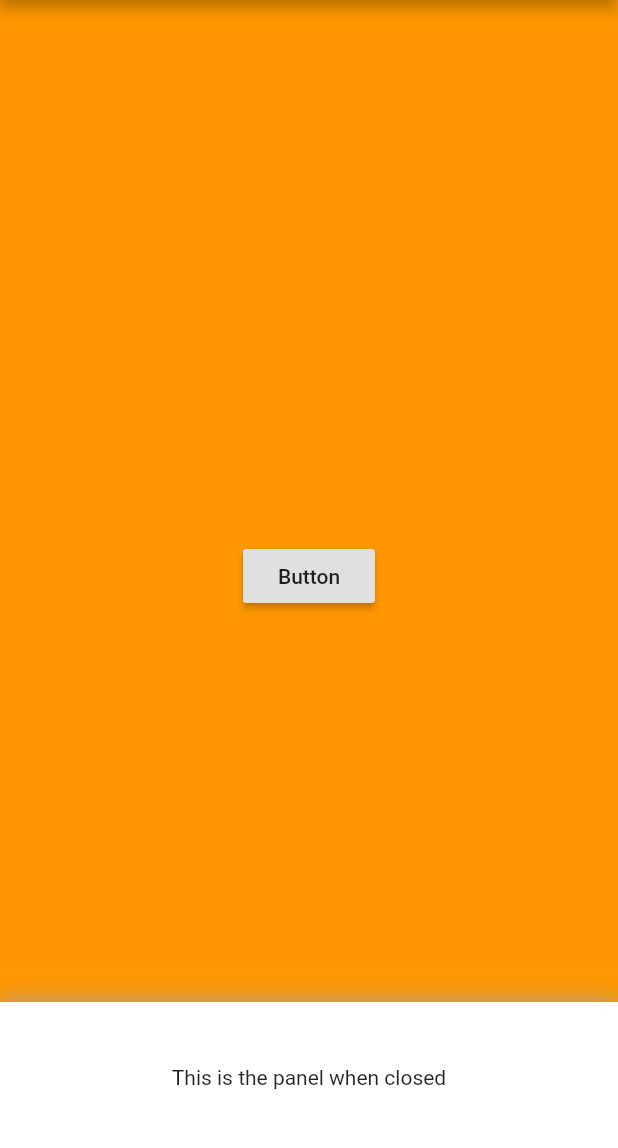
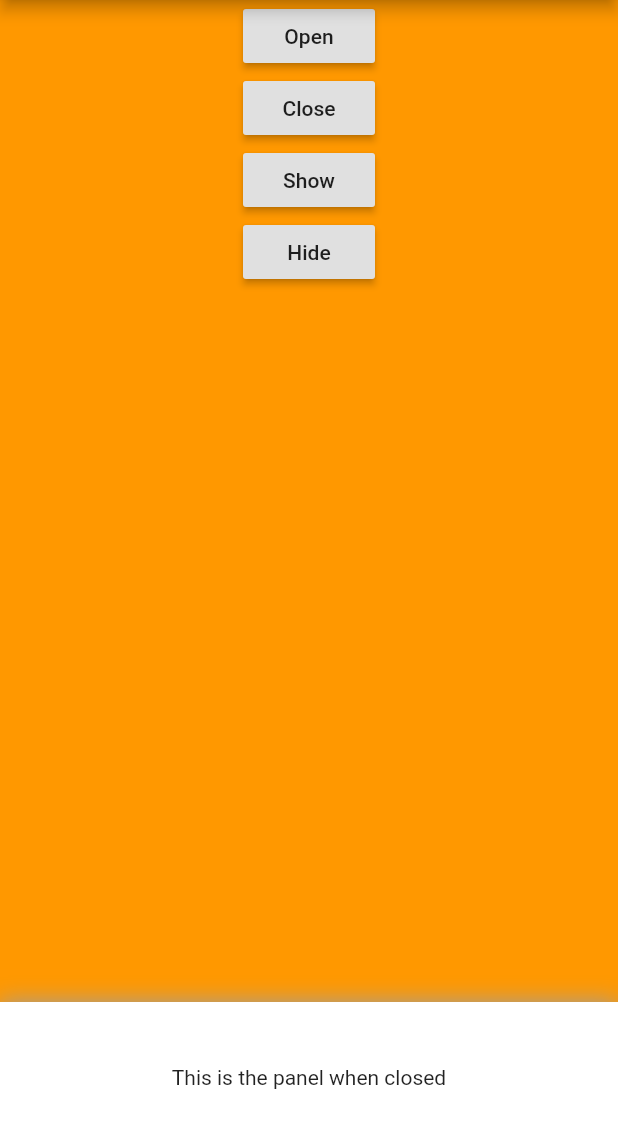
Before and after one commit to akshathjain/sliding_up_panel, a Flutter app: the screen it shows after launch, on a phone screen of 412 x 824 dp, the part 84-1232 px from its top. Run offline on Flutter 3.47's test engine with Material 2 defaults, Android fonts, the phone set to English and light mode, and no system bars.

Commit message:
added working controller with (buggy) features

```diff
--- a/example/lib/main.dart
+++ b/example/lib/main.dart
@@ -32,7 +32,7 @@ class HomePage extends StatefulWidget {
 
 class _HomePageState extends State<HomePage> {
 
-  PanelController pc = new PanelController();
+  PanelController _pc = new PanelController();
 
   @override
   Widget build(BuildContext context) {
@@ -51,24 +51,43 @@ class _HomePageState extends State<HomePage> {
           width: MediaQuery.of(context).size.width,
           height: MediaQuery.of(context).size.height,
           color: Colors.orange,
-          child: Center(
-            child: RaisedButton(
-              child: Text("Button"),
-              onPressed: (){},
-            ),
+          child: Column(
+            children: <Widget>[
+              RaisedButton(
+                child: Text("Open"),
+                onPressed: () => _pc.open(),
+              ),
+              RaisedButton(
+                child: Text("Close"),
+                onPressed: () => _pc.close(),
+              ),
+              RaisedButton(
+                child: Text("Show"),
+                onPressed: () => _pc.show(),
+              ),
+              RaisedButton(
+                child: Text("Hide"),
+                onPressed: () => _pc.hide(),
+              ),
+            ],
           ),
         ),
         SlidingUpPanel(
           childWhenCollapsed: Center(child: Text("This is the panel when closed"),),
           child: Center(child: Text("This is the panel when open"),),
+          controller: _pc,
         ),
       ],
     );
+
+
     // return SlidingUpPanel(
     //   //back: Center(child: Text("This is the back"),),
     //   panelCollapsed: Center(child: Text("This is the panel when closed"),),
     //   panelOpen: Center(child: Text("This is the panel when open"),),
     // );
+
+
   }
 
   Widget _floatingClosed(){
--- a/lib/src/panel.dart
+++ b/lib/src/panel.dart
@@ -86,7 +86,37 @@ class SlidingUpPanel extends StatefulWidget {
   _SlidingUpPanelState createState() => _SlidingUpPanelState();
 }
 
-class _SlidingUpPanelState extends State<SlidingUpPanel> {
+class _SlidingUpPanelState extends State<SlidingUpPanel> with SingleTickerProviderStateMixin{
+
+  AnimationController _ac;
+
+  double _closedHeight; //this can change depending on whether or not the user hides the sliding panel
+  double _openHeight; //this can change depending on whether or not the user hides the sliding panel
+
+
+  @override
+  void initState(){
+    super.initState();
+
+    _ac = new AnimationController(
+      vsync: this,
+      duration: const Duration(milliseconds: 300),
+    )..addListener((){
+      setState((){});
+    });
+    _ac.value = 0.0;
+
+    _closedHeight = widget.panelHeightCollapsed;
+    _openHeight = widget.panelHeightOpen;
+
+    widget.controller?._addCloseListener(_close);
+    widget.controller?._addOpenListener(_open);
+    widget.controller?._addHideListener(_hide);
+    widget.controller?._addShowListener(_show);
+
+  }
+
+
   @override
   Widget build(BuildContext context) {
     return Stack(
@@ -100,113 +130,18 @@ class _SlidingUpPanelState extends State<SlidingUpPanel> {
           child: widget.childBehind,
         ) : Container(),
 
-        _Slider(
-          closedHeight: widget.panelHeightCollapsed,
-          openHeight: widget.panelHeightOpen,
-          collapsed: widget.childWhenCollapsed,
-          full: widget.child,
-          border: widget.border,
-          borderRadius: widget.borderRadius,
-          boxShadows: widget.boxShadow,
-          color: widget.color,
-          padding: widget.padding,
-          margin: widget.margin,
-          renderSheet: widget.renderSheet,
-          panelSnapping: widget.panelSnapping,
-          controller: widget.controller,
-        ),
-
-      ],
-    );
-  }
-}
-
-
-
-
-
-
-
-
-
-
-
-
-
-
-
-
-
-
-class _Slider extends StatefulWidget {
-
-  final double closedHeight;
-  final double openHeight;
-  final Widget collapsed;
-  final Widget full;
-  final Border border;
-  final BorderRadiusGeometry borderRadius;
-  final List<BoxShadow> boxShadows;
-  final Color color;
-  final EdgeInsetsGeometry padding;
-  final EdgeInsetsGeometry margin;
-  final bool renderSheet;
-  final bool panelSnapping;
-  final PanelController controller;
-
-  _Slider({
-    Key key,
-    @required this.closedHeight,
-    @required this.openHeight,
-    @required this.collapsed,
-    @required this.full,
-    @required this.border,
-    @required this.borderRadius,
-    @required this.boxShadows,
-    @required this.color,
-    @required this.padding,
-    @required this.margin,
-    @required this.renderSheet,
-    @required this.panelSnapping,
-    @required this.controller,
-  }) : super (key: key);
-
-  @override
-  _SliderState createState() => _SliderState();
-}
-
-class _SliderState extends State<_Slider> with SingleTickerProviderStateMixin{
-  AnimationController _ac;
-  double _closedHeight; //this can change depending on whether or not the user hides the sliding panel
-
-  @override
-  void initState(){
-    super.initState();
-
-    _ac = new AnimationController(
-      vsync: this,
-      duration: const Duration(milliseconds: 300),
-    )..addListener((){
-      setState((){});
-    });
-    _ac.value = 0.0;
-
-    _closedHeight = widget.closedHeight;
-  }
-
-  @override
-  Widget build(BuildContext context) {
-    return GestureDetector(
+        //the actual sliding part
+        GestureDetector(
           onVerticalDragUpdate: _onDrag,
           onVerticalDragEnd: _settle,
           child: Container(
-        height: _ac.value * (widget.openHeight - _closedHeight) + _closedHeight,
+            height: _ac.value * (_openHeight - _closedHeight) + _closedHeight,
             margin: widget.margin,
             padding: widget.padding,
             decoration: widget.renderSheet ? BoxDecoration(
               border: widget.border,
               borderRadius: widget.borderRadius,
-          boxShadow: widget.boxShadows,
+              boxShadow: widget.boxShadow,
               color: widget.color,
             ) : null,
             child: Stack(
@@ -217,17 +152,17 @@ class _SliderState extends State<_Slider> with SingleTickerProviderStateMixin{
                   top: 0.0,
                   width: MediaQuery.of(context).size.width,
                   child: Container(
-                height: widget.openHeight,
-                child: widget.full,
+                    height: widget.panelHeightOpen,
+                    child: widget.child,
                   )
                 ),
 
                 // collapsed panel
                 Container(
-              height: _closedHeight,
+                  height: widget.panelHeightCollapsed,
                   child: Opacity(
                     opacity: 1.0 - _ac.value,
-                child: widget.collapsed ?? Container()
+                    child: widget.childWhenCollapsed ?? Container()
                   ),
                 ),
 
@@ -235,9 +170,11 @@ class _SliderState extends State<_Slider> with SingleTickerProviderStateMixin{
               ],
             ),
           ),
+        ),
+
+      ],
     );
   }
-
 
   @override
   void dispose(){
@@ -246,7 +183,7 @@ class _SliderState extends State<_Slider> with SingleTickerProviderStateMixin{
   }
 
   void _onDrag(DragUpdateDetails details){
-    _ac.value -= details.primaryDelta / (widget.openHeight - _closedHeight);
+    _ac.value -= details.primaryDelta / (_openHeight - _closedHeight);
   }
 
   double _minFlingVelocity = 365.0;
@@ -257,7 +194,7 @@ class _SliderState extends State<_Slider> with SingleTickerProviderStateMixin{
 
     //check if the velocity is sufficient to constitute fling
     if(details.velocity.pixelsPerSecond.dy.abs() >= _minFlingVelocity){
-        double visualVelocity = - details.velocity.pixelsPerSecond.dy / (widget.openHeight - _closedHeight);
+      double visualVelocity = - details.velocity.pixelsPerSecond.dy / (_openHeight - _closedHeight);
 
       if(widget.panelSnapping)
         _ac.fling(velocity: visualVelocity);
@@ -284,33 +221,63 @@ class _SliderState extends State<_Slider> with SingleTickerProviderStateMixin{
     // check if the controller is already halfway there
     if (widget.panelSnapping) {
       if(_ac.value > 0.5)
-          _ac.fling();
+        _open();
       else
-          _ac.fling(velocity: -1);
+        _close();
     }
 
   }
 
+  //close the panel
   void _close(){
+    _openHeight = widget.panelHeightOpen; //set open height to original
+    _closedHeight = widget.panelHeightCollapsed; //set closed height to original
     _ac.fling(velocity: -1.0);
   }
 
+  //open the panel
   void _open(){
+    _openHeight = widget.panelHeightOpen; //set open height to original
+    _closedHeight = widget.panelHeightCollapsed; //set closed height to original
+    _ac.fling(velocity: 1.0);
+  }
+
+  //hide the panel (completely offscreen)
+  void _hide(){
+    _openHeight = widget.panelHeightCollapsed;
+    _closedHeight = 0.0;
+    _ac.value = 1.0;
     _ac.fling(velocity: -1.0);
   }
 
-  void _hide(){
-    setState(() {
+  //show the panel (in collapsed mode)
+  void _show(){
+    _openHeight = widget.panelHeightCollapsed;
+    _closedHeight = 0.0;
+    _ac.value = 0.0; //reset animation controller to "closed"
+    _ac.fling(velocity: 1.0);
 
-    });
+    // _ac.value = 0.0; //reset animation controller to "closed"
+    // _openHeight = widget.panelHeightOpen; //set open height to original
+    // _closedHeight = widget.panelHeightCollapsed; //set closed height to original
   }
 
-  void _show(){
-    setState(() {
 
-    });
 }
-}
+
+
+
+
+
+
+
+
+
+
+
+
+
+
 
 
 
```
Lines whose indentation alone changed are shown as unchanged.
